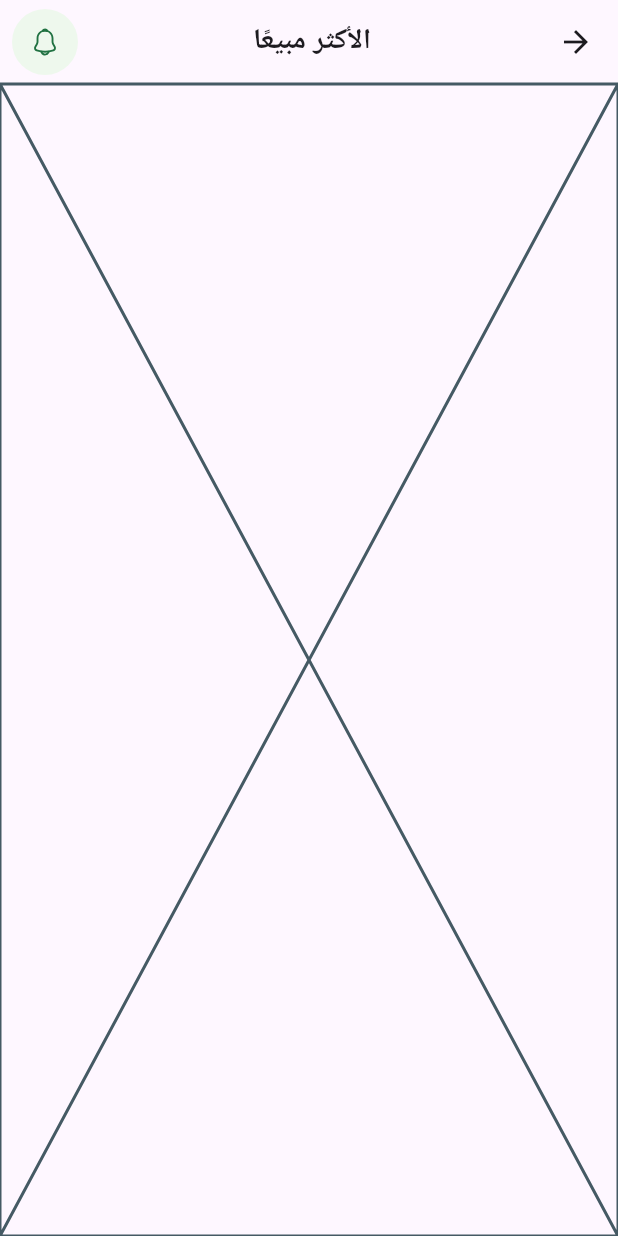
After one commit to Tala-foqha/Fruit-Hub, a Flutter app: the HomeView screen opened by its route, after a tap on "الأكثر مبيعًا", on a phone screen of 412 x 824 dp. The commit adds this screen. Run offline on Flutter 3.47's test engine with Material 3 defaults, Android fonts, the phone set to English and light mode, and no system bars; our stand-ins replace bloc, cloud_firestore, dartz, dots_indicator, firebase_auth, firebase_core and 8 more; accounts and stored records are empty; Roboto replaces fonts that are missing (Cairo); project files that could hold a hidden picture were left out.

Commit message:
best Selling appbar

```diff
--- a/lib/core/helper_functions/on_generate_route.dart
+++ b/lib/core/helper_functions/on_generate_route.dart
@@ -2,6 +2,7 @@
 import 'package:flutter/material.dart';
 import 'package:fruits_app/features/auth/presentation/views/signin_view.dart';
 import 'package:fruits_app/features/auth/presentation/views/signup_view.dart';
+import 'package:fruits_app/features/best_selling_fruits/presntation/view/best_selling_view.dart';
 import 'package:fruits_app/features/home/presentation/view/home_view.dart';
 import 'package:fruits_app/features/on_bording/presentation/views/on_bording_view.dart';
 import 'package:fruits_app/features/splash/presentation/views/splash_view.dart';
@@ -19,6 +20,11 @@ Route<dynamic>onGenerateRoute(RouteSettings settings){
 
  case HomeView.routeName:
  return MaterialPageRoute(builder: (context)=>HomeView());
+ case BestSellingView.routeName:
+ return MaterialPageRoute(builder: (context)=>BestSellingView());
+
+
+
 
 
    default:
--- /dev/null
+++ b/lib/core/widgets/notification_widget.dart
@@ -0,0 +1,23 @@
+// core/widgets/notification_widget.dart
+import 'package:flutter/cupertino.dart';
+import 'package:flutter_svg/svg.dart';
+
+class NotificationWidget extends StatelessWidget {
+  const NotificationWidget({
+    super.key,
+  });
+
+  @override
+  Widget build(BuildContext context) {
+    return Container(
+
+     padding: EdgeInsets.all(12),
+      decoration: ShapeDecoration(
+        shape: OvalBorder(),
+
+        color: Color(0xffEEF8ED)
+      ),
+      child:
+    SvgPicture.asset('assets/images/notification.svg'),);
+  }
+}
--- /dev/null
+++ b/lib/features/best_selling_fruits/presntation/view/best_selling_view.dart
@@ -0,0 +1,32 @@
+// features/best_selling_fruits/presntation/view/best_selling_view.dart
+import 'package:flutter/material.dart';
+import 'package:fruits_app/core/utils/app_styles.dart';
+import 'package:fruits_app/core/widgets/notification_widget.dart';
+import 'package:fruits_app/features/best_selling_fruits/presntation/view/widget/best_selling_view_body.dart';
+
+class BestSellingView extends StatelessWidget {
+  const BestSellingView({super.key});
+static const routeName='best-selling';
+  @override
+  Widget build(BuildContext context) {
+    return  Scaffold(
+      appBar: AppBar(
+        actions: [
+          Padding(
+            padding: const EdgeInsets.symmetric(horizontal: 8),
+            child: NotificationWidget(),
+          )
+        ],
+        backgroundColor: Colors.transparent,
+        elevation: 0,
+        title: Center(
+          child: Text('الأكثر مبيعًا',
+          style: AppStyles.bold19,
+          textAlign: TextAlign.center,),
+        ),
+
+      ),
+      body: BestSellingViewBody(),
+    );
+  }
+}
--- /dev/null
+++ b/lib/features/best_selling_fruits/presntation/view/widget/best_selling_view_body.dart
@@ -0,0 +1,11 @@
+// features/best_selling_fruits/presntation/view/widget/best_selling_view_body.dart
+import 'package:flutter/cupertino.dart';
+
+class BestSellingViewBody extends StatelessWidget {
+  const BestSellingViewBody({super.key});
+
+  @override
+  Widget build(BuildContext context) {
+    return const Placeholder();
+  }
+}
--- a/lib/features/home/presentation/view/widget/best_seller_header.dart
+++ b/lib/features/home/presentation/view/widget/best_seller_header.dart
@@ -1,6 +1,7 @@
 // features/home/presentation/view/widget/best_seller_header.dart
 import 'package:flutter/cupertino.dart';
 import 'package:fruits_app/core/utils/app_styles.dart';
+import 'package:fruits_app/features/best_selling_fruits/presntation/view/best_selling_view.dart';
 
 class BestSellerHeader extends StatelessWidget {
   const BestSellerHeader({super.key});
@@ -9,10 +10,15 @@ class BestSellerHeader extends StatelessWidget {
   Widget build(BuildContext context) {
     return Row(
       children: [
-       Text('الأكثر مبيعًا',
-       style: AppStyles.bold16.copyWith(
-        color: Color(0xff0C0D0D)
-       ),) ,
+       GestureDetector(
+        onTap: () {
+          Navigator.pushNamed(context, BestSellingView.routeName);
+        },
+         child: Text('الأكثر مبيعًا',
+         style: AppStyles.bold16.copyWith(
+          color: Color(0xff0C0D0D)
+         ),),
+       ) ,
        Spacer(),
        Text('المزيد',style: AppStyles.regular13.copyWith(
         color: Color(0xff949D9E)
--- a/lib/features/home/presentation/view/widget/custom_home_app_bar.dart
+++ b/lib/features/home/presentation/view/widget/custom_home_app_bar.dart
@@ -10,16 +10,7 @@ class CustomHomeAppBar extends StatelessWidget {
   Widget build(BuildContext context) {
     return ListTile(
       trailing:
-      Container(
-
-       padding: EdgeInsets.all(12),
-        decoration: ShapeDecoration(
-          shape: OvalBorder(),
-
-          color: Color(0xffEEF8ED)
-        ),
-        child:
-      SvgPicture.asset('assets/images/notification.svg'),),
+      NotificationWidget(),
       leading: Image.asset('assets/images/Ellipse.png'),
       title: Text('صباح الخير !..',style: AppStyles.regular16.copyWith(
         color: Color(0xff949D9E)
@@ -32,3 +23,23 @@ class CustomHomeAppBar extends StatelessWidget {
     );
   }
 }
+
+class NotificationWidget extends StatelessWidget {
+  const NotificationWidget({
+    super.key,
+  });
+
+  @override
+  Widget build(BuildContext context) {
+    return Container(
+
+     padding: EdgeInsets.all(12),
+      decoration: ShapeDecoration(
+        shape: OvalBorder(),
+
+        color: Color(0xffEEF8ED)
+      ),
+      child:
+    SvgPicture.asset('assets/images/notification.svg'),);
+  }
+}
```
